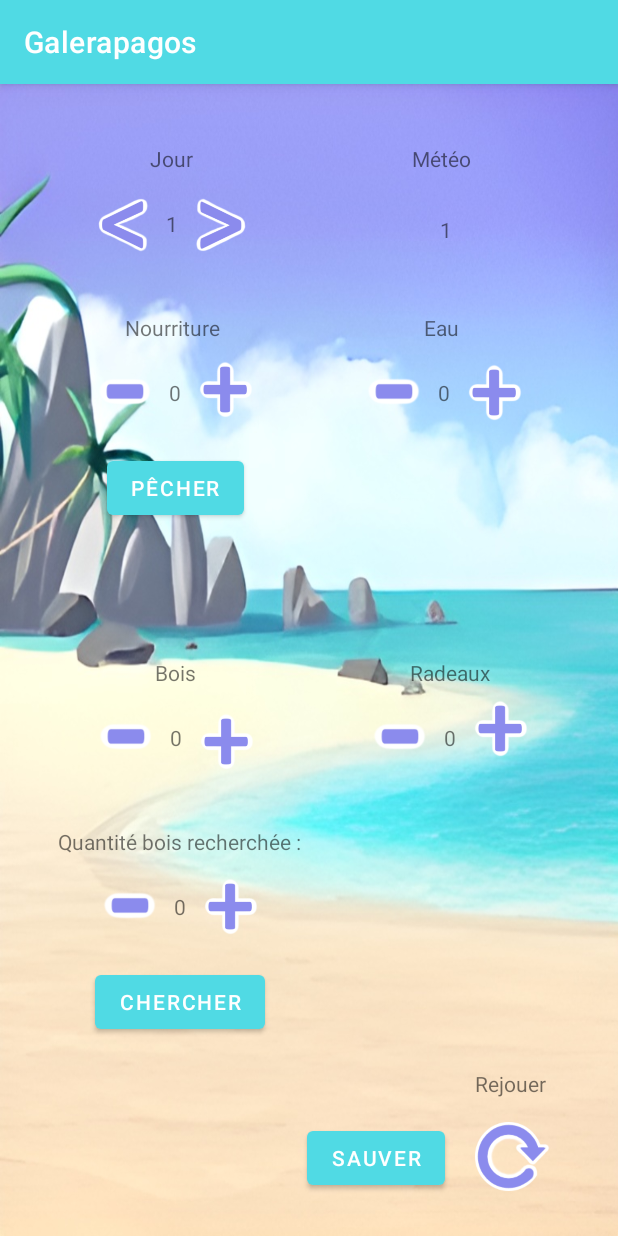
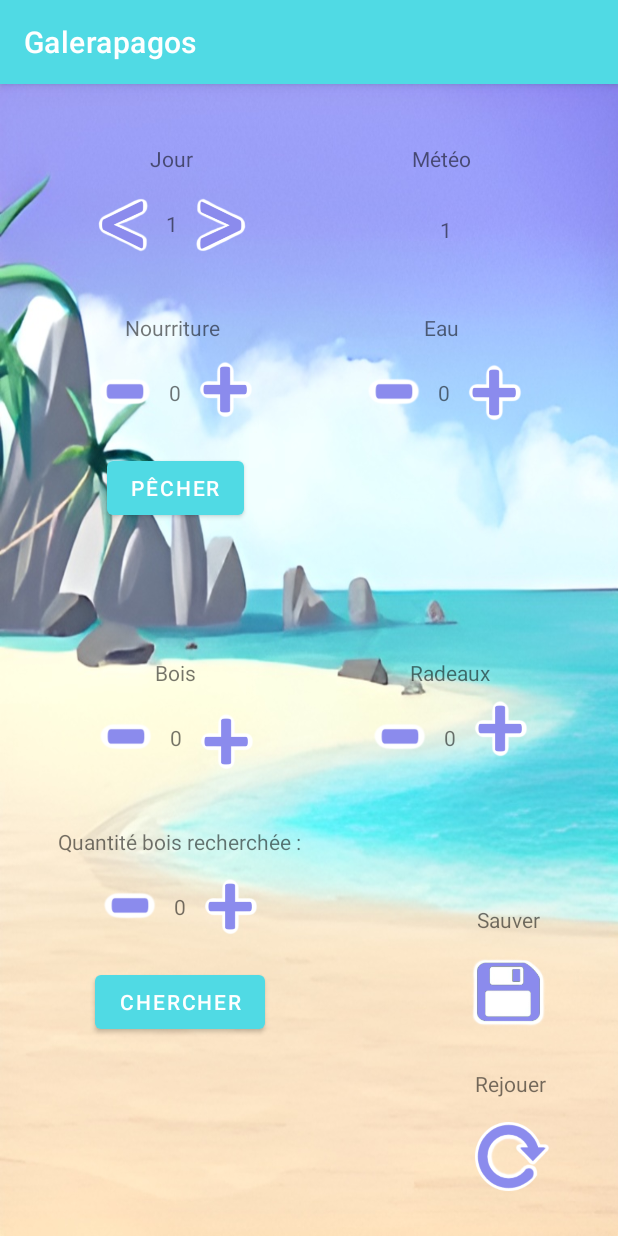
Before and after one commit to MateoLaville/Galerapagos, an Android app: the MainActivity screen opened directly, with no data from a screen before it, on a phone screen of 412 x 824 dp. Run offline under Robolectric (Android 15) with nearby library versions, the phone set to English and light mode, and no system bars.

Commit message:
changement bouton sauver

```diff
--- a/app/src/main/res/layout/activity_main.xml
+++ b/app/src/main/res/layout/activity_main.xml
@@ -375,16 +375,27 @@
         app:layout_constraintStart_toStartOf="@+id/textView6"
         app:layout_constraintTop_toBottomOf="@+id/textView6" />
 
-    <Button
+    <ImageButton
         android:id="@+id/sauver"
+        android:layout_width="50dp"
+        android:layout_height="46dp"
+        android:layout_marginBottom="28dp"
+        android:background="@drawable/sauver"
+        android:onClick="sauver"
+        app:layout_constraintBottom_toTopOf="@+id/textView6"
+        app:layout_constraintEnd_toEndOf="@+id/textView6"
+        app:layout_constraintHorizontal_bias="1.0"
+        app:layout_constraintStart_toStartOf="@+id/textView6" />
+
+    <TextView
+        android:id="@+id/textView3"
         android:layout_width="wrap_content"
         android:layout_height="wrap_content"
-        android:layout_marginEnd="20dp"
+        android:layout_marginBottom="16dp"
         android:text="Sauver"
-        app:layout_constraintBottom_toBottomOf="@+id/rejouer"
-        app:layout_constraintEnd_toStartOf="@+id/rejouer"
-        app:layout_constraintTop_toTopOf="@+id/rejouer"
-        app:layout_constraintVertical_bias="0.0" />
+        app:layout_constraintBottom_toTopOf="@+id/sauver"
+        app:layout_constraintEnd_toEndOf="@+id/sauver"
+        app:layout_constraintStart_toStartOf="@+id/sauver" />
 
 
 </androidx.constraintlayout.widget.ConstraintLayout>
```
Also changed, not shown: app/src/main/res/drawable/sauver.png (added).
